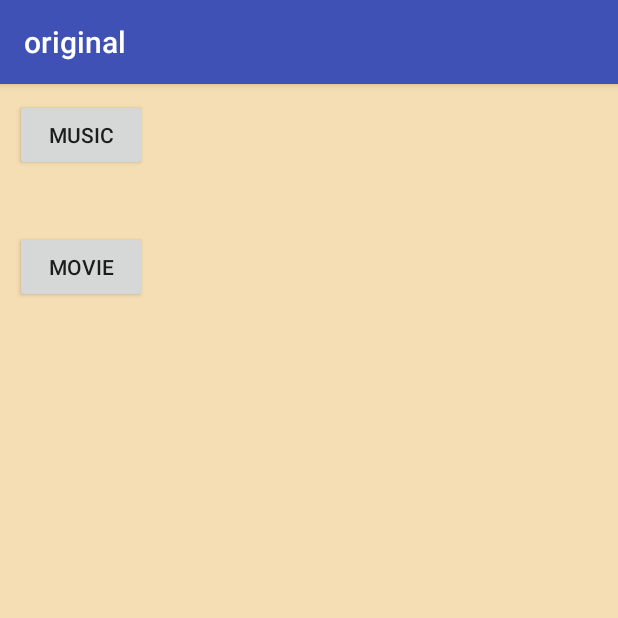
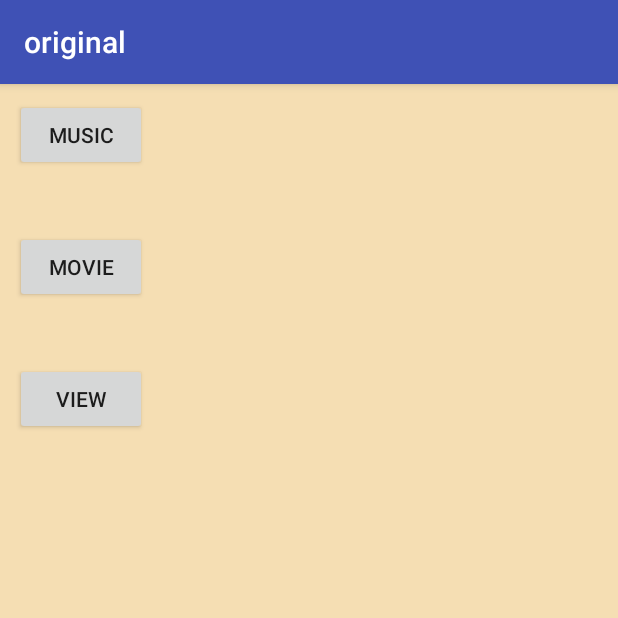
Before and after one commit to mattukouta/OriginalApp, an Android app: the screen it shows after launch (MainActivity), on a phone screen of 412 x 824 dp, the top half of it. Run offline under Robolectric (Android 15) with nearby library versions, the phone set to English and light mode, and no system bars.

Commit message:
view未完成

```diff
--- a/original/app/src/main/java/sample/kouta/original/Main1_1.kt
+++ b/original/app/src/main/java/sample/kouta/original/Main1_1.kt
@@ -8,11 +8,12 @@ import android.net.Uri
 import android.widget.MediaController
 
 
+
 class Main1_1 : AppCompatActivity(){
 
     override fun onCreate(savedInstanceState: Bundle?) {
         super.onCreate(savedInstanceState)
-        setContentView(R.layout.activity_main)
+        setContentView(R.layout.activity_1_1)
 
         val v = findViewById(R.id.videoView) as VideoView
         v.setVideoURI(Uri.parse("android.resource://" + this.getPackageName() + "/" + R.raw.lastnumber_mp4))
--- a/original/app/src/main/java/sample/kouta/original/Main2.kt
+++ b/original/app/src/main/java/sample/kouta/original/Main2.kt
@@ -7,6 +7,7 @@ import android.widget.Button
 import kotlinx.android.synthetic.main.activity_2.*
 import android.media.MediaPlayer
 import android.util.Log
+import android.support.v4.view.ViewPager
 
 
 class Main2 : AppCompatActivity(){
--- a/original/app/src/main/java/sample/kouta/original/MainActivity.kt
+++ b/original/app/src/main/java/sample/kouta/original/MainActivity.kt
@@ -15,6 +15,7 @@ class MainActivity : AppCompatActivity() {
 
         val Music = findViewById(R.id.music) as Button
         val Movie = findViewById(R.id.movie) as Button
+        val View = findViewById(R.id.view) as Button
 
         Music.setOnClickListener {
             startActivity(Intent(this, Main1::class.java))
@@ -22,6 +23,10 @@ class MainActivity : AppCompatActivity() {
         Movie.setOnClickListener {
             startActivity(Intent(this, Main1_1::class.java))
         }
+        View.setOnClickListener {
+            startActivity(Intent(this, Main1_2::class.java))
+        }
+
     }
 
 
--- a/original/app/src/main/res/layout/activity_1_1.xml
+++ b/original/app/src/main/res/layout/activity_1_1.xml
@@ -11,8 +11,4 @@ xmlns:android="http://schemas.android.com/apk/res/android"
         android:layout_height="wrap_content"
         android:layout_width="wrap_content">
     </VideoView>
-
-    <SurfaceView android:id="@+id/surface"
-        android:layout_width="wrap_content"
-        android:layout_height="wrap_content" />
 </android.support.constraint.ConstraintLayout>
--- a/original/app/src/main/res/layout/activity_main.xml
+++ b/original/app/src/main/res/layout/activity_main.xml
@@ -28,4 +28,14 @@
         app:layout_constraintStart_toStartOf="parent"
         app:layout_constraintTop_toBottomOf="@+id/music" />
 
+    <Button
+        android:id="@+id/view"
+        android:layout_width="wrap_content"
+        android:layout_height="wrap_content"
+        android:layout_marginStart="10dp"
+        android:layout_marginTop="40dp"
+        android:text="View"
+        app:layout_constraintStart_toStartOf="parent"
+        app:layout_constraintTop_toBottomOf="@+id/movie" />
+
 </android.support.constraint.ConstraintLayout>
--- a/original/build.gradle
+++ b/original/build.gradle
@@ -5,6 +5,7 @@ buildscript {
     repositories {
         google()
         jcenter()
+        mavenCentral()
     }
     dependencies {
         classpath 'com.android.tools.build:gradle:3.0.1'
@@ -19,6 +20,7 @@ allprojects {
     repositories {
         google()
         jcenter()
+        mavenCentral()
     }
 }
 
```
Also changed, not shown: original/app/build.gradle (+12 -0 lines), original/app/src/main/java/sample/kouta/original/CustomPagerAdapter.kt (added, +46 -0 lines), original/app/src/main/java/sample/kouta/original/Main1_2.kt (added, +25 -0 lines), original/app/src/main/res/layout/activity_1_2.xml (added, +18 -0 lines), original/app/src/main/res/layout/item_view_pager.xml (added, +15 -0 lines), original/app/src/main/res/drawable/bear.png (added), original/app/src/main/res/drawable/fruit_yuzu.png (renamed from original/app/src/main/res/raw/fruit_yuzu.png), original/app/src/main/res/drawable/tk.png (added), 202 other files.
